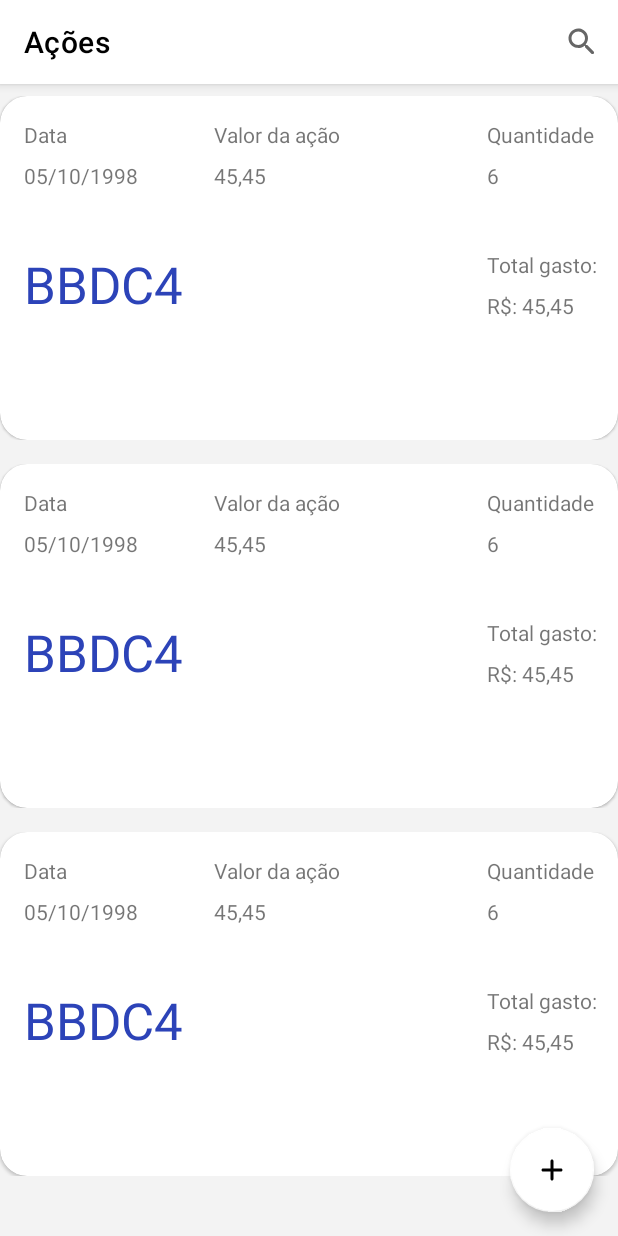
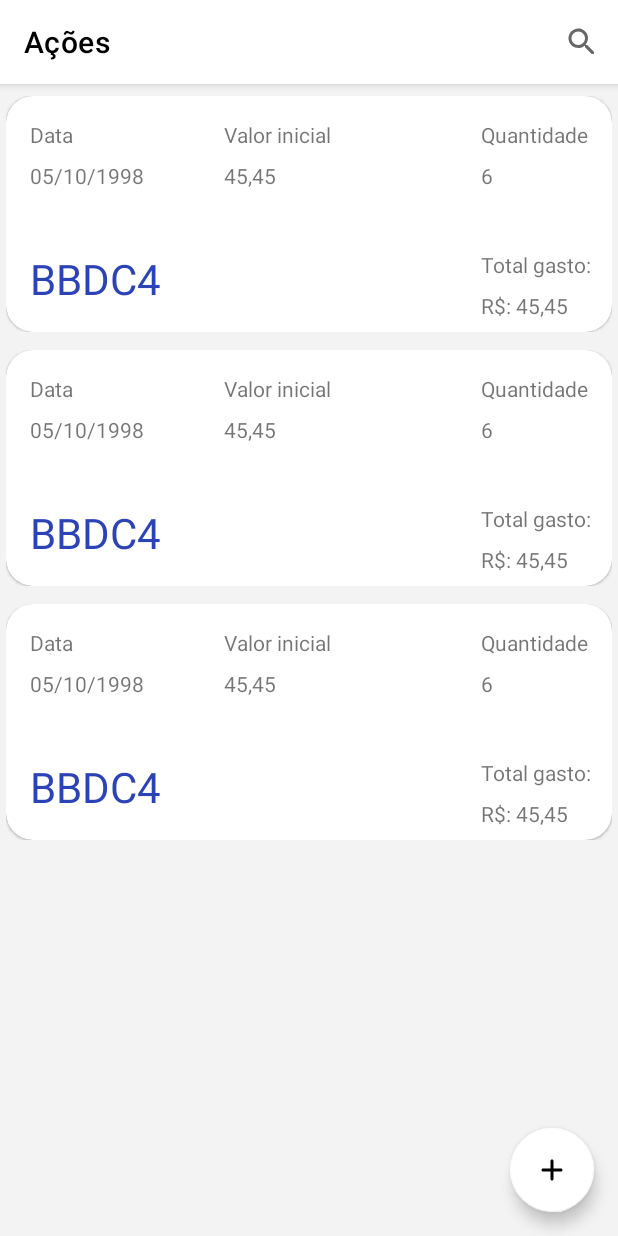
Before and after one commit to BacchoTerra/Finance_tracker, an Android app: the layout activity_stocks.xml on its own in the app's theme, with its tools: preview values and no code run, on a phone screen of 412 x 824 dp. Run offline under Robolectric (Android 15) with nearby library versions, the phone set to English and light mode, and no system bars.

```diff
--- a/app/src/main/res/layout/row_stock.xml
+++ b/app/src/main/res/layout/row_stock.xml
@@ -4,12 +4,14 @@
     xmlns:tools="http://schemas.android.com/tools"
     android:layout_width="match_parent"
     android:layout_height="wrap_content"
-    android:layout_marginBottom="16dp">
+    android:layout_marginHorizontal="4dp"
+    android:layout_marginBottom="12dp">
 
     <com.google.android.material.card.MaterialCardView
         android:id="@+id/activity_add_stock_carView"
         android:layout_width="0dp"
         android:layout_height="wrap_content"
+        android:checkable="true"
         app:cardCornerRadius="18dp"
         app:layout_constraintLeft_toLeftOf="parent"
         app:layout_constraintRight_toRightOf="parent"
@@ -18,7 +20,7 @@
         <androidx.constraintlayout.widget.ConstraintLayout
             android:layout_width="match_parent"
             android:layout_height="wrap_content"
-            android:paddingBottom="80dp">
+            android:paddingBottom="8dp">
 
             <TextView
                 android:id="@+id/activity_add_stock_txt_date"
@@ -34,7 +36,7 @@
                 android:id="@+id/activity_add_stock_txtInitial_price"
                 android:layout_width="wrap_content"
                 android:layout_height="wrap_content"
-                android:text="@string/valor_da_a_o"
+                android:text="@string/valor_inicial"
                 app:layout_constraintEnd_toStartOf="@+id/activity_add_stock_txt_quantity"
                 app:layout_constraintStart_toEndOf="@+id/activity_add_stock_txt_date"
                 app:layout_constraintTop_toTopOf="@+id/activity_add_stock_txt_date" />
@@ -68,7 +70,8 @@
                 app:layout_constraintEnd_toEndOf="@+id/activity_add_stock_txtInitial_price"
                 app:layout_constraintStart_toStartOf="@+id/activity_add_stock_txtInitial_price"
                 app:layout_constraintTop_toBottomOf="@+id/activity_add_stock_txtInitial_price"
-                tools:text="45,45" />
+                tools:text="45,45"
+                android:text="@string/money_symbol" />
 
             <TextView
                 android:id="@+id/row_stock_txt_quantity"
@@ -87,6 +90,7 @@
                 android:layout_marginTop="40dp"
                 android:textAppearance="@style/TextAppearance.AppCompat.Display1"
                 android:textColor="@color/renda_variavel"
+                android:textSize="28sp"
                 app:layout_constraintStart_toStartOf="@+id/row_stock_txt_date"
                 app:layout_constraintTop_toBottomOf="@+id/row_stock_txt_price"
                 tools:text="BBDC4" />
@@ -108,6 +112,7 @@
                 app:layout_constraintHorizontal_bias="0.0"
                 app:layout_constraintStart_toStartOf="@+id/activity_add_stock_txt_total_price"
                 app:layout_constraintTop_toBottomOf="@+id/activity_add_stock_txt_total_price"
+                android:text = "@string/money_symbol"
                 tools:text="R$: 45,45" />
 
         </androidx.constraintlayout.widget.ConstraintLayout>
--- a/app/src/main/res/values/strings.xml
+++ b/app/src/main/res/values/strings.xml
@@ -24,4 +24,6 @@
     <string name="tempo_esperado_description">O tempo esperado de investimento determina quanto tempo você pretende deixar a operação aberta (dias, semanas, meses, etc.), facilitando, futuramente, a escolha do intervalo do gráfico para analisar sua operação.</string>
     <string name="ajuda">Ajuda</string>
     <string name="qual_a_sua_duvida">Qual a sua dúvida?</string>
+    <string name="valor_inicial">Valor inicial</string>
+    <string name="money_symbol">R$:</string>
 </resources>
```
Also changed, not shown: app/src/main/java/com/bacchoterra/financetracker/adapter/StockAdapter.java (+6 -2 lines), app/src/main/java/com/bacchoterra/financetracker/database/MyDatabase.java (+10 -2 lines), app/src/main/java/com/bacchoterra/financetracker/model/Stock.java (+1 -11 lines).
